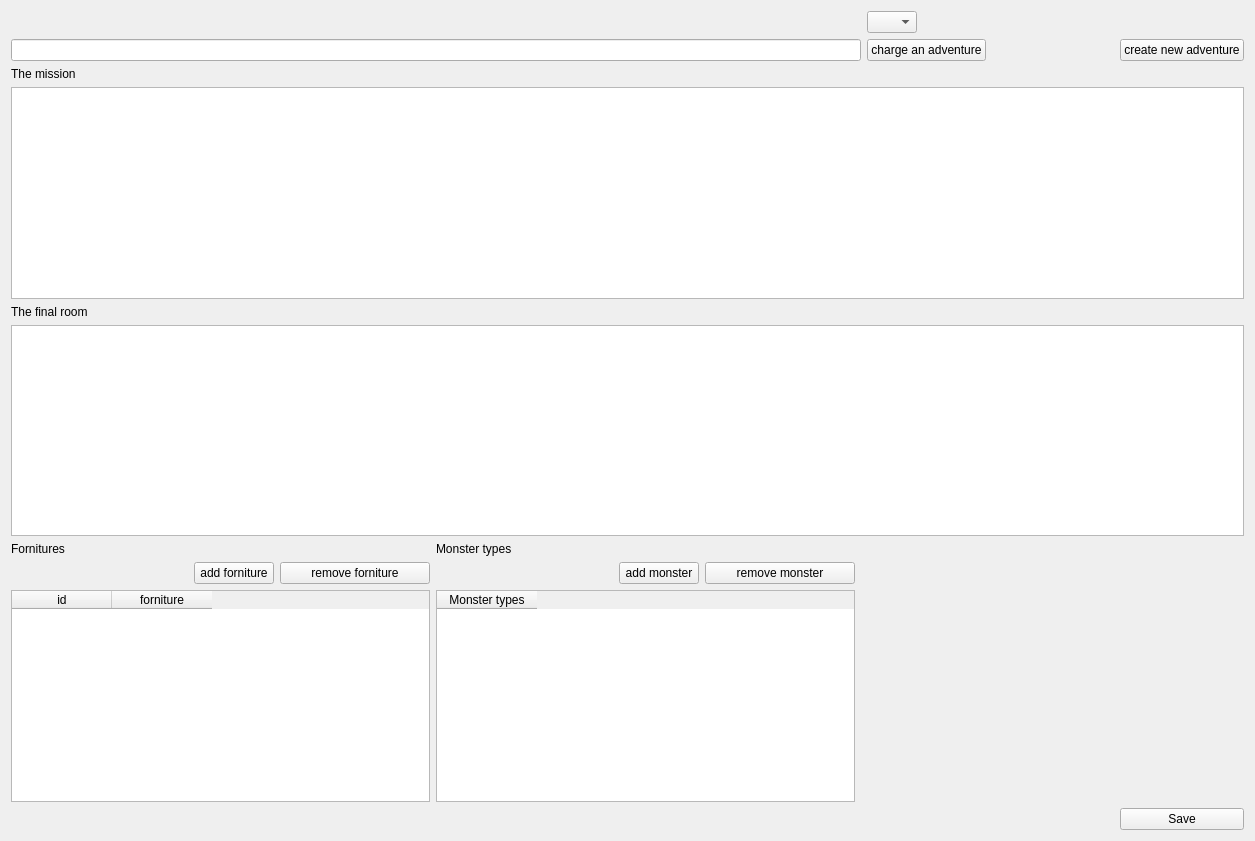
Old version of the form adventures_panel_settings.ui in the repository pyarchinit/heroquest_legends.
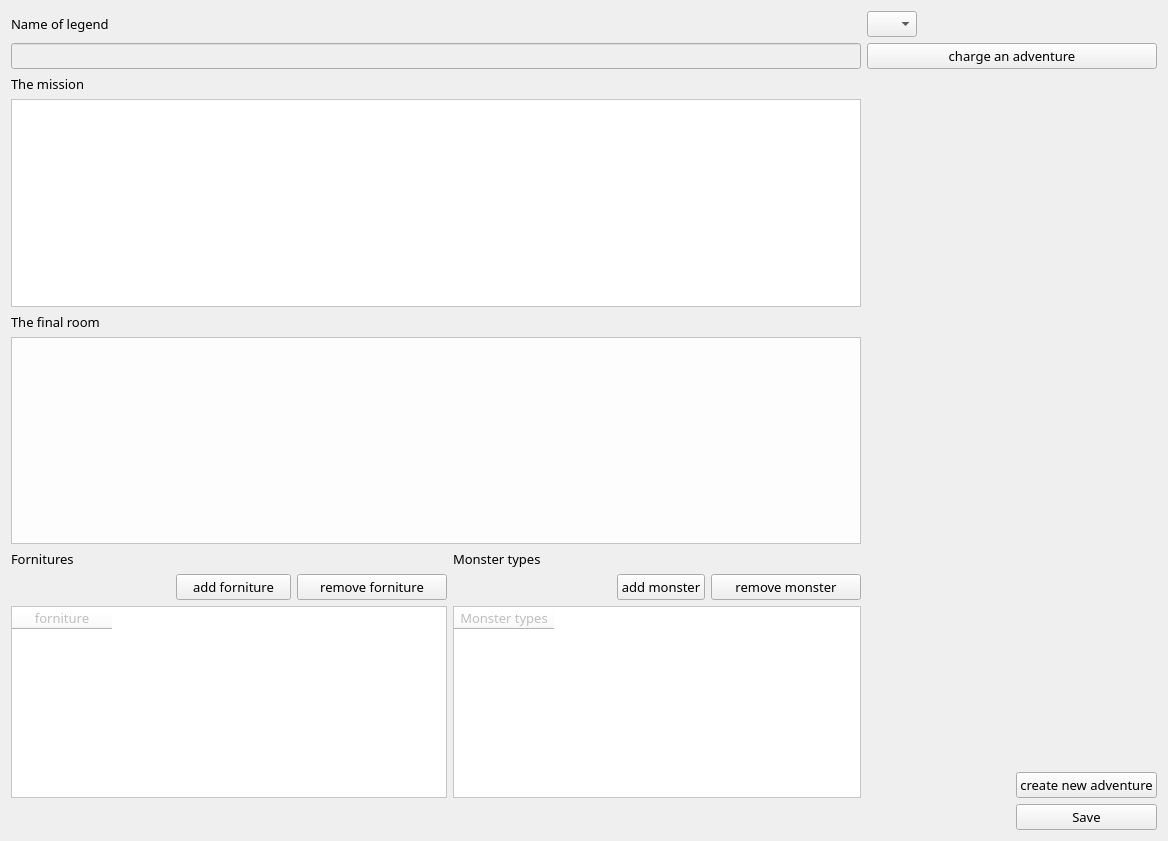
New version of the form.

Commit message: New Settings system added and first BETA version released...CHECK IT OUT!

Diff of the .ui file:
```diff
--- a/adventures_panel_settings.ui
+++ b/adventures_panel_settings.ui
@@ -6,15 +6,53 @@
    <rect>
     <x>0</x>
     <y>0</y>
-    <width>1255</width>
+    <width>1168</width>
     <height>841</height>
    </rect>
   </property>
+  <property name="font">
+   <font>
+    <family>Viner Hand ITC</family>
+    <pointsize>10</pointsize>
+    <weight>50</weight>
+    <italic>false</italic>
+    <bold>false</bold>
+   </font>
+  </property>
   <property name="windowTitle">
    <string>Form</string>
   </property>
+  <property name="autoFillBackground">
+   <bool>false</bool>
+  </property>
+  <property name="styleSheet">
+   <string notr="true">font: 10pt &quot;Viner Hand ITC&quot;;</string>
+  </property>
   <layout class="QGridLayout" name="gridLayout">
-   <item row="0" column="7">
+   <item row="0" column="0" colspan="2">
+    <widget class="QLabel" name="the_title">
+     <property name="palette">
+      <palette>
+       <active/>
+       <inactive/>
+       <disabled/>
+      </palette>
+     </property>
+     <property name="font">
+      <font>
+       <family>Viner Hand ITC</family>
+       <pointsize>10</pointsize>
+       <weight>50</weight>
+       <italic>false</italic>
+       <bold>false</bold>
+      </font>
+     </property>
+     <property name="text">
+      <string>Name of legend</string>
+     </property>
+    </widget>
+   </item>
+   <item row="0" column="6">
     <widget class="QComboBox" name="comboBox_id">
      <property name="maximumSize">
       <size>
@@ -22,74 +60,113 @@
        <height>16777215</height>
       </size>
      </property>
+     <property name="palette">
+      <palette>
+       <active/>
+       <inactive/>
+       <disabled/>
+      </palette>
+     </property>
     </widget>
    </item>
-   <item row="1" column="0" colspan="7">
+   <item row="0" column="7" colspan="2">
+    <spacer name="horizontalSpacer">
+     <property name="orientation">
+      <enum>Qt::Horizontal</enum>
+     </property>
+     <property name="sizeHint" stdset="0">
+      <size>
+       <width>100</width>
+       <height>20</height>
+      </size>
+     </property>
+    </spacer>
+   </item>
+   <item row="1" column="0" colspan="6">
     <widget class="QLineEdit" name="lineEdit_adventure_title">
+     <property name="enabled">
+      <bool>false</bool>
+     </property>
      <property name="minimumSize">
       <size>
        <width>850</width>
        <height>0</height>
       </size>
      </property>
+     <property name="palette">
+      <palette>
+       <active/>
+       <inactive/>
+       <disabled/>
+      </palette>
+     </property>
     </widget>
    </item>
-   <item row="1" column="7">
+   <item row="1" column="6" colspan="3">
     <widget class="QPushButton" name="pushButton_charge_adventure">
+     <property name="palette">
+      <palette>
+       <active/>
+       <inactive/>
+       <disabled/>
+      </palette>
+     </property>
      <property name="text">
       <string>charge an adventure</string>
      </property>
     </widget>
    </item>
-   <item row="1" column="8">
-    <spacer name="horizontalSpacer">
-     <property name="orientation">
-      <enum>Qt::Horizontal</enum>
-     </property>
-     <property name="sizeHint" stdset="0">
-      <size>
-       <width>100</width>
-       <height>20</height>
-      </size>
-     </property>
-    </spacer>
-   </item>
-   <item row="1" column="9">
-    <widget class="QPushButton" name="pushButton_create">
-     <property name="text">
-      <string>create new adventure</string>
-     </property>
-    </widget>
-   </item>
-   <item row="2" column="0">
+   <item row="2" column="0" colspan="2">
     <widget class="QLabel" name="label">
+     <property name="palette">
+      <palette>
+       <active/>
+       <inactive/>
+       <disabled/>
+      </palette>
+     </property>
      <property name="text">
       <string>The mission</string>
      </property>
     </widget>
    </item>
-   <item row="3" column="0" colspan="10">
-    <widget class="QTextEdit" name="textEdit_the_mission"/>
-   </item>
-   <item row="4" column="0">
+   <item row="4" column="0" colspan="3">
     <widget class="QLabel" name="label_2">
+     <property name="palette">
+      <palette>
+       <active/>
+       <inactive/>
+       <disabled/>
+      </palette>
+     </property>
      <property name="text">
       <string>The final room</string>
      </property>
     </widget>
    </item>
-   <item row="5" column="0" colspan="10">
-    <widget class="QTextEdit" name="textEdit_the_final_room"/>
-   </item>
-   <item row="6" column="0">
+   <item row="6" column="0" colspan="3">
     <widget class="QLabel" name="label_3">
+     <property name="palette">
+      <palette>
+       <active/>
+       <inactive/>
+       <disabled/>
+      </palette>
+     </property>
      <property name="text">
       <string>Fornitures</string>
      </property>
     </widget>
    </item>
-   <item row="6" column="3" colspan="2">
+   <item row="6" column="3">
     <widget class="QLabel" name="label_4">
+     <property name="palette">
+      <palette>
+       <active/>
+       <inactive/>
+       <disabled/>
+      </palette>
+     </property>
      <property name="text">
       <string>Monster types</string>
      </property>
@@ -110,12 +187,25 @@
    </item>
    <item row="7" column="1">
     <widget class="QPushButton" name="pushButton_insert_row_fornitures">
+     <property name="minimumSize">
+      <size>
+       <width>115</width>
+       <height>0</height>
+      </size>
+     </property>
      <property name="maximumSize">
       <size>
        <width>100</width>
        <height>16777215</height>
       </size>
      </property>
+     <property name="palette">
+      <palette>
+       <active/>
+       <inactive/>
+       <disabled/>
+      </palette>
+     </property>
      <property name="text">
       <string>add forniture</string>
      </property>
@@ -135,6 +225,13 @@
        <height>16777215</height>
       </size>
      </property>
+     <property name="palette">
+      <palette>
+       <active/>
+       <inactive/>
+       <disabled/>
+      </palette>
+     </property>
      <property name="text">
       <string>remove forniture</string>
      </property>
@@ -161,6 +258,13 @@
        <height>16777215</height>
       </size>
      </property>
+     <property name="palette">
+      <palette>
+       <active/>
+       <inactive/>
+       <disabled/>
+      </palette>
+     </property>
      <property name="text">
       <string>add monster</string>
      </property>
@@ -180,35 +284,19 @@
        <height>16777215</height>
       </size>
      </property>
+     <property name="palette">
+      <palette>
+       <active/>
+       <inactive/>
+       <disabled/>
+      </palette>
+     </property>
      <property name="text">
       <string>remove monster</string>
      </property>
     </widget>
    </item>
-   <item row="8" column="0" colspan="3">
-    <widget class="QTableWidget" name="tableWidget_fornitures">
-     <column>
-      <property name="text">
-       <string>id</string>
-      </property>
-     </column>
-     <column>
-      <property name="text">
-       <string>forniture</string>
-      </property>
-     </column>
-    </widget>
-   </item>
-   <item row="8" column="3" colspan="3">
-    <widget class="QTableWidget" name="tableWidget_monsters_type">
-     <column>
-      <property name="text">
-       <string>Monster types</string>
-      </property>
-     </column>
-    </widget>
-   </item>
-   <item row="8" column="6" colspan="4">
+   <item row="8" column="6" rowspan="2" colspan="3">
     <spacer name="horizontalSpacer_5">
      <property name="orientation">
       <enum>Qt::Horizontal</enum>
@@ -221,7 +309,21 @@
      </property>
     </spacer>
    </item>
-   <item row="9" column="0" colspan="9">
+   <item row="9" column="8">
+    <widget class="QPushButton" name="pushButton_create">
+     <property name="palette">
+      <palette>
+       <active/>
+       <inactive/>
+       <disabled/>
+      </palette>
+     </property>
+     <property name="text">
+      <string>create new adventure</string>
+     </property>
+    </widget>
+   </item>
+   <item row="10" column="0" colspan="3">
     <spacer name="horizontalSpacer_2">
      <property name="orientation">
       <enum>Qt::Horizontal</enum>
@@ -234,13 +336,427 @@
      </property>
     </spacer>
    </item>
-   <item row="9" column="9">
-    <widget class="QPushButton" name="pushButton_2">
+   <item row="10" column="8">
+    <widget class="QPushButton" name="pushButton_save">
      <property name="text">
       <string>Save</string>
      </property>
     </widget>
    </item>
+   <item row="8" column="3" rowspan="2" colspan="3">
+    <widget class="QTableWidget" name="tableWidget_monsters_type">
+     <property name="enabled">
+      <bool>false</bool>
+     </property>
+     <property name="palette">
+      <palette>
+       <active>
+        <colorrole role="Button">
+         <brush brushstyle="SolidPattern">
+          <color alpha="255">
+           <red>255</red>
+           <green>255</green>
+           <blue>255</blue>
+          </color>
+         </brush>
+        </colorrole>
+        <colorrole role="Base">
+         <brush brushstyle="SolidPattern">
+          <color alpha="255">
+           <red>255</red>
+           <green>255</green>
+           <blue>255</blue>
+          </color>
+         </brush>
+        </colorrole>
+        <colorrole role="Window">
+         <brush brushstyle="SolidPattern">
+          <color alpha="255">
+           <red>255</red>
+           <green>255</green>
+           <blue>255</blue>
+          </color>
+         </brush>
+        </colorrole>
+       </active>
+       <inactive>
+        <colorrole role="Button">
+         <brush brushstyle="SolidPattern">
+          <color alpha="255">
+           <red>255</red>
+           <green>255</green>
+           <blue>255</blue>
+          </color>
+         </brush>
+        </colorrole>
+        <colorrole role="Base">
+         <brush brushstyle="SolidPattern">
+          <color alpha="255">
+           <red>255</red>
+           <green>255</green>
+           <blue>255</blue>
+          </color>
+         </brush>
+        </colorrole>
+        <colorrole role="Window">
+         <brush brushstyle="SolidPattern">
+          <color alpha="255">
+           <red>255</red>
+           <green>255</green>
+           <blue>255</blue>
+          </color>
+         </brush>
+        </colorrole>
+       </inactive>
+       <disabled>
+        <colorrole role="Button">
+         <brush brushstyle="SolidPattern">
+          <color alpha="255">
+           <red>255</red>
+           <green>255</green>
+           <blue>255</blue>
+          </color>
+         </brush>
+        </colorrole>
+        <colorrole role="Base">
+         <brush brushstyle="SolidPattern">
+          <color alpha="255">
+           <red>255</red>
+           <green>255</green>
+           <blue>255</blue>
+          </color>
+         </brush>
+        </colorrole>
+        <colorrole role="Window">
+         <brush brushstyle="SolidPattern">
+          <color alpha="255">
+           <red>255</red>
+           <green>255</green>
+           <blue>255</blue>
+          </color>
+         </brush>
+        </colorrole>
+       </disabled>
+      </palette>
+     </property>
+     <property name="styleSheet">
+      <string notr="true">background-color: rgb(255, 255, 255);</string>
+     </property>
+     <column>
+      <property name="text">
+       <string>Monster types</string>
+      </property>
+     </column>
+    </widget>
+   </item>
+   <item row="8" column="0" rowspan="2" colspan="3">
+    <widget class="QTableWidget" name="tableWidget_fornitures">
+     <property name="enabled">
+      <bool>false</bool>
+     </property>
+     <property name="palette">
+      <palette>
+       <active>
+        <colorrole role="Button">
+         <brush brushstyle="SolidPattern">
+          <color alpha="255">
+           <red>255</red>
+           <green>255</green>
+           <blue>255</blue>
+          </color>
+         </brush>
+        </colorrole>
+        <colorrole role="Base">
+         <brush brushstyle="SolidPattern">
+          <color alpha="255">
+           <red>255</red>
+           <green>255</green>
+           <blue>255</blue>
+          </color>
+         </brush>
+        </colorrole>
+        <colorrole role="Window">
+         <brush brushstyle="SolidPattern">
+          <color alpha="255">
+           <red>255</red>
+           <green>255</green>
+           <blue>255</blue>
+          </color>
+         </brush>
+        </colorrole>
+       </active>
+       <inactive>
+        <colorrole role="Button">
+         <brush brushstyle="SolidPattern">
+          <color alpha="255">
+           <red>255</red>
+           <green>255</green>
+           <blue>255</blue>
+          </color>
+         </brush>
+        </colorrole>
+        <colorrole role="Base">
+         <brush brushstyle="SolidPattern">
+          <color alpha="255">
+           <red>255</red>
+           <green>255</green>
+           <blue>255</blue>
+          </color>
+         </brush>
+        </colorrole>
+        <colorrole role="Window">
+         <brush brushstyle="SolidPattern">
+          <color alpha="255">
+           <red>255</red>
+           <green>255</green>
+           <blue>255</blue>
+          </color>
+         </brush>
+        </colorrole>
+       </inactive>
+       <disabled>
+        <colorrole role="Button">
+         <brush brushstyle="SolidPattern">
+          <color alpha="255">
+           <red>255</red>
+           <green>255</green>
+           <blue>255</blue>
+          </color>
+         </brush>
+        </colorrole>
+        <colorrole role="Base">
+         <brush brushstyle="SolidPattern">
+          <color alpha="255">
+           <red>255</red>
+           <green>255</green>
+           <blue>255</blue>
+          </color>
+         </brush>
+        </colorrole>
+        <colorrole role="Window">
+         <brush brushstyle="SolidPattern">
+          <color alpha="255">
+           <red>255</red>
+           <green>255</green>
+           <blue>255</blue>
+          </color>
+         </brush>
+        </colorrole>
+       </disabled>
+      </palette>
+     </property>
+     <property name="styleSheet">
+      <string notr="true">background-color: rgb(255, 255, 255);</string>
+     </property>
+     <column>
+      <property name="text">
+       <string>forniture</string>
+      </property>
+     </column>
+    </widget>
+   </item>
+   <item row="3" column="0" colspan="6">
+    <widget class="QTextEdit" name="textEdit_the_mission">
+     <property name="enabled">
+      <bool>false</bool>
+     </property>
+     <property name="palette">
+      <palette>
+       <active>
+        <colorrole role="Button">
+         <brush brushstyle="SolidPattern">
+          <color alpha="255">
+           <red>255</red>
+           <green>255</green>
+           <blue>255</blue>
+          </color>
+         </brush>
+        </colorrole>
+        <colorrole role="Base">
+         <brush brushstyle="SolidPattern">
+          <color alpha="255">
+           <red>255</red>
+           <green>255</green>
+           <blue>255</blue>
+          </color>
+         </brush>
+        </colorrole>
+        <colorrole role="Window">
+         <brush brushstyle="SolidPattern">
+          <color alpha="255">
+           <red>255</red>
+           <green>255</green>
+           <blue>255</blue>
+          </color>
+         </brush>
+        </colorrole>
+       </active>
+       <inactive>
+        <colorrole role="Button">
+         <brush brushstyle="SolidPattern">
+          <color alpha="255">
+           <red>255</red>
+           <green>255</green>
+           <blue>255</blue>
+          </color>
+         </brush>
+        </colorrole>
+        <colorrole role="Base">
+         <brush brushstyle="SolidPattern">
+          <color alpha="255">
+           <red>255</red>
+           <green>255</green>
+           <blue>255</blue>
+          </color>
+         </brush>
+        </colorrole>
+        <colorrole role="Window">
+         <brush brushstyle="SolidPattern">
+          <color alpha="255">
+           <red>255</red>
+           <green>255</green>
+           <blue>255</blue>
+          </color>
+         </brush>
+        </colorrole>
+       </inactive>
+       <disabled>
+        <colorrole role="Button">
+         <brush brushstyle="SolidPattern">
+          <color alpha="255">
+           <red>255</red>
+           <green>255</green>
+           <blue>255</blue>
+          </color>
+         </brush>
+        </colorrole>
+        <colorrole role="Base">
+         <brush brushstyle="SolidPattern">
+          <color alpha="255">
+           <red>255</red>
+           <green>255</green>
+           <blue>255</blue>
+          </color>
+         </brush>
+        </colorrole>
+        <colorrole role="Window">
+         <brush brushstyle="SolidPattern">
+          <color alpha="255">
+           <red>255</red>
+           <green>255</green>
+           <blue>255</blue>
+          </color>
+         </brush>
+        </colorrole>
+       </disabled>
+      </palette>
+     </property>
+     <property name="styleSheet">
+      <string notr="true">background-color: rgb(255, 255, 255);</string>
+     </property>
+    </widget>
+   </item>
+   <item row="5" column="0" colspan="6">
+    <widget class="QTextEdit" name="textEdit_the_final_room">
+     <property name="enabled">
+      <bool>false</bool>
+     </property>
+     <property name="palette">
+      <palette>
+       <active>
+        <colorrole role="Button">
+         <brush brushstyle="SolidPattern">
+          <color alpha="255">
+           <red>253</red>
+           <green>253</green>
+           <blue>253</blue>
+          </color>
+         </brush>
+        </colorrole>
+        <colorrole role="Base">
+         <brush brushstyle="SolidPattern">
+          <color alpha="255">
+           <red>253</red>
+           <green>253</green>
+           <blue>253</blue>
+          </color>
+         </brush>
+        </colorrole>
+        <colorrole role="Window">
+         <brush brushstyle="SolidPattern">
+          <color alpha="255">
+           <red>253</red>
+           <green>253</green>
+           <blue>253</blue>
+          </color>
+         </brush>
+        </colorrole>
+       </active>
+       <inactive>
+        <colorrole role="Button">
+         <brush brushstyle="SolidPattern">
+          <color alpha="255">
+           <red>253</red>
+           <green>253</green>
+           <blue>253</blue>
+          </color>
+         </brush>
+        </colorrole>
+        <colorrole role="Base">
+         <brush brushstyle="SolidPattern">
+          <color alpha="255">
+           <red>253</red>
+           <green>253</green>
+           <blue>253</blue>
+          </color>
+         </brush>
+        </colorrole>
+        <colorrole role="Window">
+         <brush brushstyle="SolidPattern">
+          <color alpha="255">
+           <red>253</red>
+           <green>253</green>
+           <blue>253</blue>
+          </color>
+         </brush>
+        </colorrole>
+       </inactive>
+       <disabled>
+        <colorrole role="Button">
+         <brush brushstyle="SolidPattern">
+          <color alpha="255">
+           <red>253</red>
+           <green>253</green>
+           <blue>253</blue>
+          </color>
+         </brush>
+        </colorrole>
+        <colorrole role="Base">
+         <brush brushstyle="SolidPattern">
+          <color alpha="255">
+           <red>253</red>
+           <green>253</green>
+           <blue>253</blue>
+          </color>
+         </brush>
+        </colorrole>
+        <colorrole role="Window">
+         <brush brushstyle="SolidPattern">
+          <color alpha="255">
+           <red>253</red>
+           <green>253</green>
+           <blue>253</blue>
+          </color>
+         </brush>
+        </colorrole>
+       </disabled>
+      </palette>
+     </property>
+     <property name="styleSheet">
+      <string notr="true">background-color: rgb(253, 253, 253);</string>
+     </property>
+    </widget>
+   </item>
   </layout>
  </widget>
  <resources/>
```
The commit also changes 9 other files.
